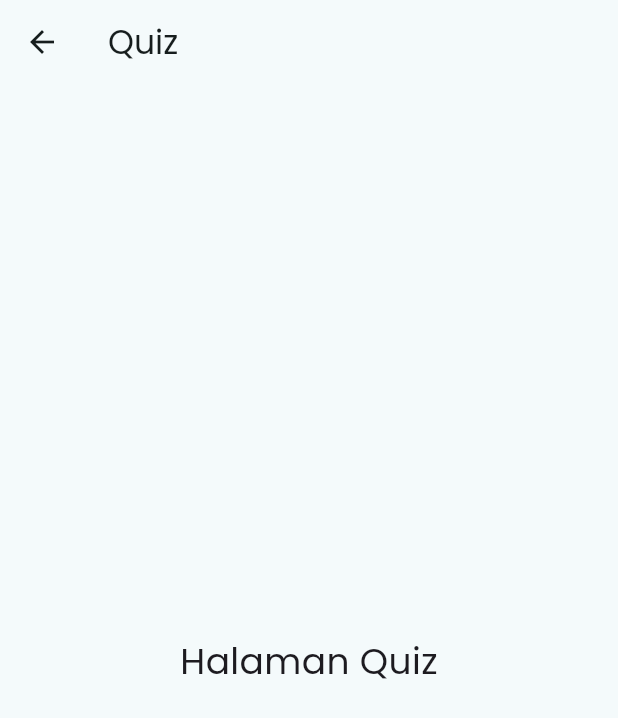
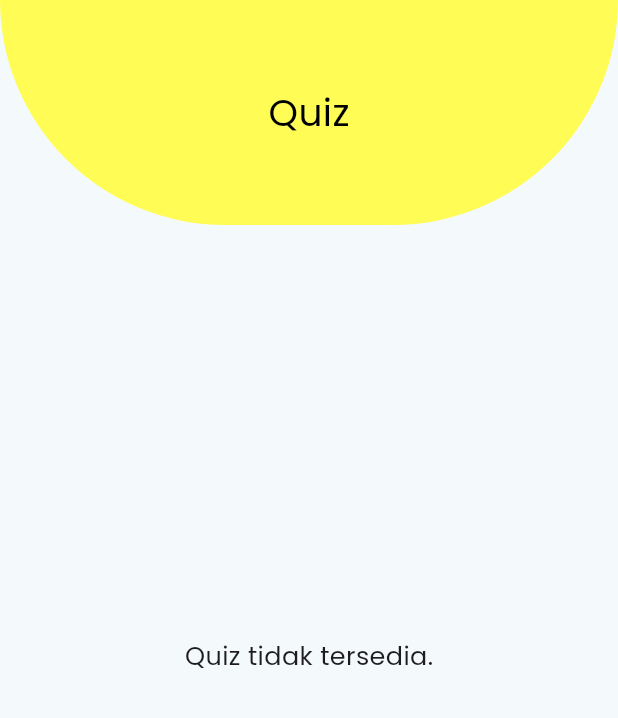
Before and after one commit to fadliaditya06/Microlearning-Mobile, a Flutter app: the QuizPage screen opened directly, on a phone screen of 412 x 824 dp. Shown: the top 718 px of the screen. Run offline on Flutter 3.47's test engine with Material 3 defaults, Android fonts, the phone set to English and light mode, and no system bars; our stand-ins replace cloud_firestore, file_picker, firebase_auth, firebase_core, firebase_storage, get and 5 more; missing offline and left inert: syncfusion_flutter_pdfviewer; accounts and stored records are empty.

Commit message:
perbaikan tampilan quiz

```diff
--- a/lib/views/siswa/quiz_page.dart
+++ b/lib/views/siswa/quiz_page.dart
@@ -11,14 +11,40 @@ class QuizPageState extends State<QuizPage> {
   @override
   Widget build(BuildContext context) {
     return Scaffold(
-      appBar: AppBar(
-        title: const Text("Quiz"),
-      ),
-      body: const Center(
-        child: Text(
-          "Halaman Quiz",
-          style: TextStyle(fontSize: 24),
-        ),
+      body: Column(
+        children: [
+          // Header
+          Container(
+            height: 150,
+            decoration: const BoxDecoration(
+              color: Color(0xFFFFFD55),
+              borderRadius: BorderRadius.only(
+                bottomLeft: Radius.circular(150),
+                bottomRight: Radius.circular(150),
+              ),
+            ),
+            child: const Center(
+              child: Text(
+                'Quiz',
+                style: TextStyle(
+                  fontSize: 25,
+                  color: Colors.black,
+                ),
+              ),
+            ),
+          ),
+          const Expanded(
+            child: Center(
+              child: Padding(
+                padding: EdgeInsets.only(bottom: 100),
+                child: Text(
+                  "Quiz tidak tersedia.",
+                  style: TextStyle(fontSize: 17),
+                ),
+              ),
+            ),
+          ),
+        ],
       ),
     );
   }
```
